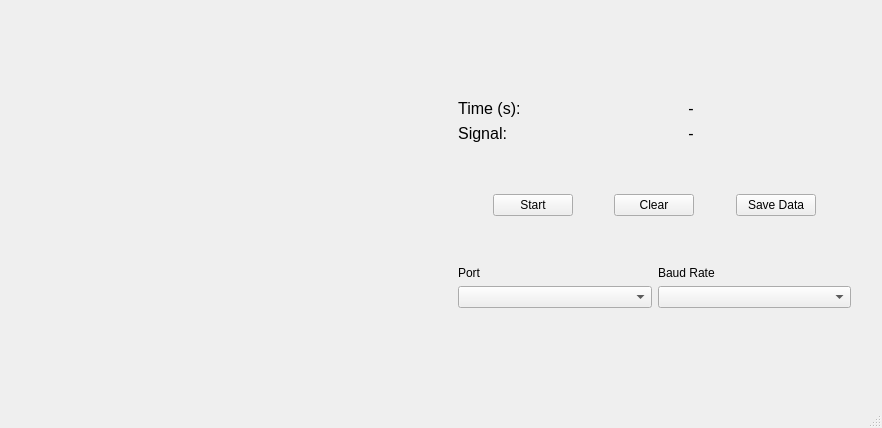
JSotres/SerialReader, file SerialReader/mainwindow.ui: the form before one commit.
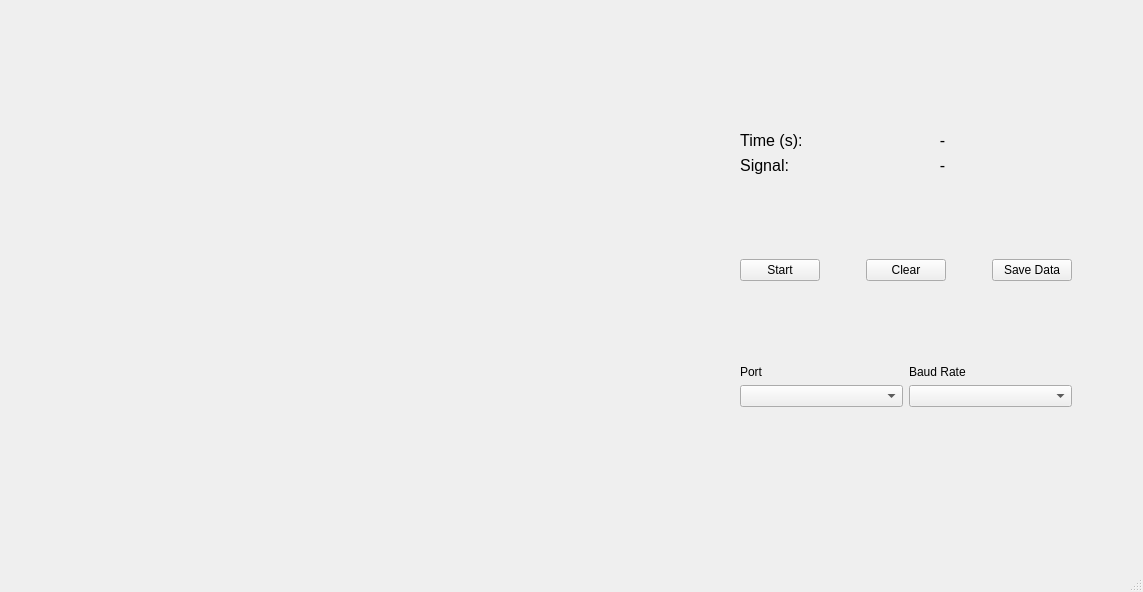
The form after the commit. Custom widgets are drawn as their Qt base class.

Patch:
```diff
--- a/SerialReader/mainwindow.ui
+++ b/SerialReader/mainwindow.ui
@@ -6,8 +6,8 @@
    <rect>
     <x>0</x>
     <y>0</y>
-    <width>882</width>
-    <height>428</height>
+    <width>1143</width>
+    <height>592</height>
    </rect>
   </property>
   <property name="windowTitle">
@@ -15,10 +15,25 @@
   </property>
   <widget class="QWidget" name="centralwidget">
    <layout class="QGridLayout" name="gridLayout">
-    <item row="1" column="1">
+    <item row="0" column="0">
+     <layout class="QVBoxLayout" name="verticalLayout_4">
+      <item>
+       <spacer name="verticalSpacer_5">
+        <property name="orientation">
+         <enum>Qt::Vertical</enum>
+        </property>
+        <property name="sizeHint" stdset="0">
+         <size>
+          <width>20</width>
+          <height>40</height>
+         </size>
+        </property>
+       </spacer>
+      </item>
+      <item>
      <layout class="QHBoxLayout" name="horizontalLayout_3">
       <item>
-       <spacer name="horizontalSpacer_5">
+         <spacer name="horizontalSpacer_4">
         <property name="orientation">
          <enum>Qt::Horizontal</enum>
         </property>
@@ -34,14 +49,14 @@
        <widget class="QCustomPlot" name="plotWidget" native="true">
         <property name="minimumSize">
          <size>
-          <width>400</width>
-          <height>300</height>
+            <width>600</width>
+            <height>400</height>
          </size>
         </property>
        </widget>
       </item>
       <item>
-       <spacer name="horizontalSpacer_9">
+         <spacer name="horizontalSpacer_3">
         <property name="orientation">
          <enum>Qt::Horizontal</enum>
         </property>
@@ -159,19 +174,6 @@
         </item>
         <item>
          <layout class="QHBoxLayout" name="horizontalLayout">
-          <item>
-           <spacer name="horizontalSpacer_3">
-            <property name="orientation">
-             <enum>Qt::Horizontal</enum>
-            </property>
-            <property name="sizeHint" stdset="0">
-             <size>
-              <width>40</width>
-              <height>20</height>
-             </size>
-            </property>
-           </spacer>
-          </item>
           <item>
            <widget class="QPushButton" name="btn_getData">
             <property name="text">
@@ -222,19 +224,6 @@
             </property>
            </widget>
           </item>
-          <item>
-           <spacer name="horizontalSpacer_4">
-            <property name="orientation">
-             <enum>Qt::Horizontal</enum>
-            </property>
-            <property name="sizeHint" stdset="0">
-             <size>
-              <width>40</width>
-              <height>20</height>
-             </size>
-            </property>
-           </spacer>
-          </item>
          </layout>
         </item>
         <item>
@@ -298,7 +287,7 @@
        </layout>
       </item>
       <item>
-       <spacer name="horizontalSpacer_6">
+         <spacer name="horizontalSpacer_5">
         <property name="orientation">
          <enum>Qt::Horizontal</enum>
         </property>
@@ -312,33 +301,7 @@
       </item>
      </layout>
     </item>
-    <item row="1" column="0">
-     <spacer name="horizontalSpacer_8">
-      <property name="orientation">
-       <enum>Qt::Horizontal</enum>
-      </property>
-      <property name="sizeHint" stdset="0">
-       <size>
-        <width>40</width>
-        <height>20</height>
-       </size>
-      </property>
-     </spacer>
-    </item>
-    <item row="2" column="1">
-     <spacer name="verticalSpacer_5">
-      <property name="orientation">
-       <enum>Qt::Vertical</enum>
-      </property>
-      <property name="sizeHint" stdset="0">
-       <size>
-        <width>20</width>
-        <height>40</height>
-       </size>
-      </property>
-     </spacer>
-    </item>
-    <item row="0" column="1">
+      <item>
      <spacer name="verticalSpacer_6">
       <property name="orientation">
        <enum>Qt::Vertical</enum>
@@ -351,18 +314,7 @@
       </property>
      </spacer>
     </item>
-    <item row="1" column="2">
-     <spacer name="horizontalSpacer_7">
-      <property name="orientation">
-       <enum>Qt::Horizontal</enum>
-      </property>
-      <property name="sizeHint" stdset="0">
-       <size>
-        <width>40</width>
-        <height>20</height>
-       </size>
-      </property>
-     </spacer>
+     </layout>
     </item>
    </layout>
   </widget>
```
Left out of the diff: 2 changed lines with no effect on the pictures. Lines whose indentation alone changed are shown as unchanged.
